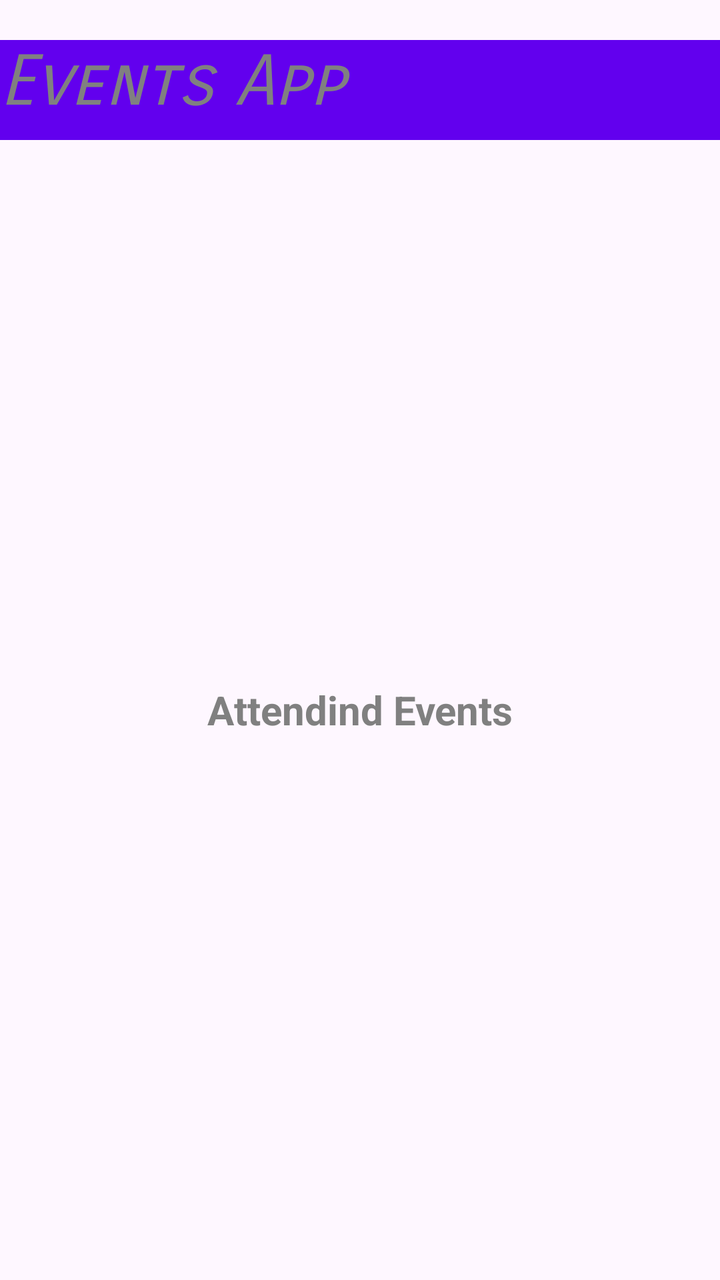
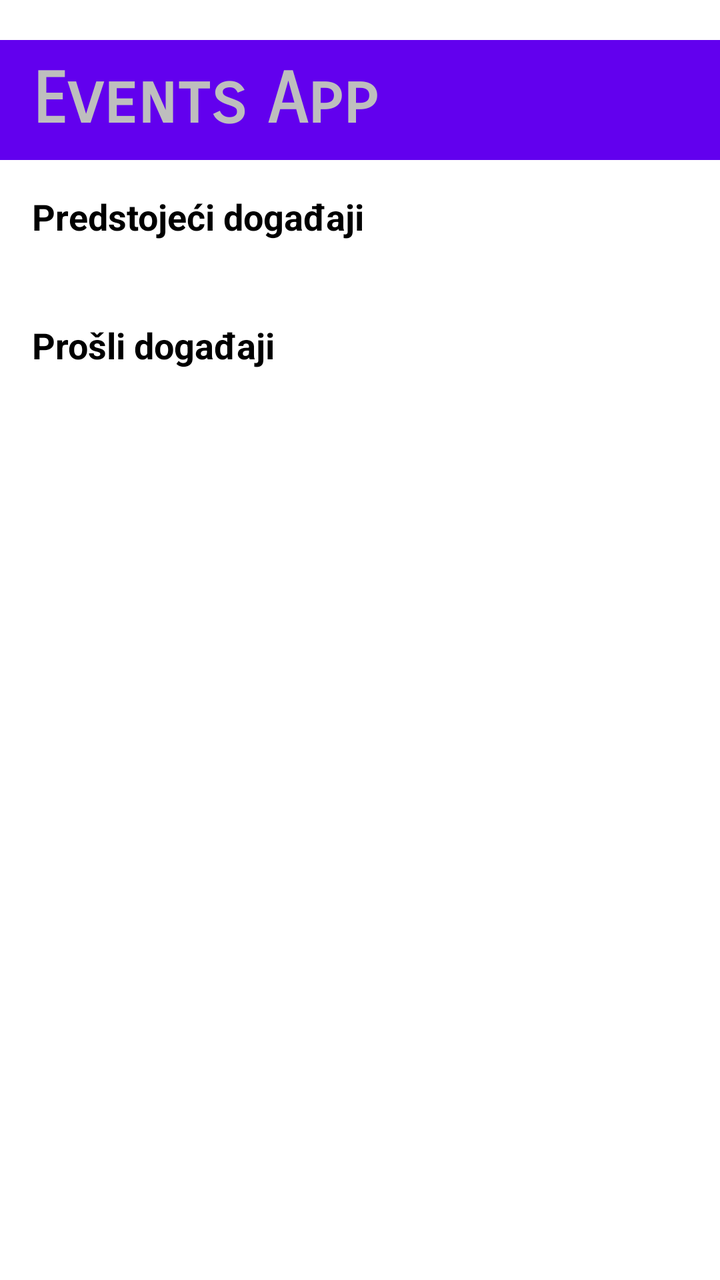

Screens rendered from an Android XML layout before and after an edit, with the pre-edit source and the edit as a unified diff.
<!-- AndroidManifest.xml: application theme Theme.EventsApp -->
<!-- res/layout/activity_attending_events.xml -->
<?xml version="1.0" encoding="utf-8"?>
<LinearLayout xmlns:android="http://schemas.android.com/apk/res/android"
    xmlns:app="http://schemas.android.com/apk/res-auto"
    xmlns:tools="http://schemas.android.com/tools"
    android:id="@+id/id_activity_attending"
    android:layout_width="match_parent"
    android:layout_height="match_parent"
    android:orientation="vertical"
    tools:context=".AttendingEventsActivity">
    <include layout="@layout/header"></include>

    <TextView
        android:id="@+id/id_attending_events"
        android:layout_width="match_parent"
        android:layout_height="match_parent"
        android:text="@string/attendind_events"
        android:gravity="center"
        android:textColor="@color/siva"
        android:textStyle="bold"
        android:textSize="20sp"
        >
    </TextView>

</LinearLayout>
<!-- res/layout/header.xml (included above) -->
<?xml version="1.0" encoding="utf-8"?>
<LinearLayout
    xmlns:android="http://schemas.android.com/apk/res/android"
    xmlns:app="http://schemas.android.com/apk/res-auto"
    android:id="@+id/header"
    android:layout_width="match_parent"
    android:layout_height="50dp"
    android:background="@color/ljubicasta_tamnija"
    android:orientation="horizontal"
    android:layout_marginTop="20dp"
    >

    <TextView
        android:layout_height="match_parent"
        android:layout_width="match_parent"
        android:text="@string/app_name"
        android:textColor="@color/siva"
        android:textSize="35sp"
        android:fontFamily="sans-serif-smallcaps"
        android:textStyle="italic"
        android:gravity="left"

        />



</LinearLayout>
<!-- resources referenced by this layout -->
<resources>
  <color name="ljubicasta_tamnija">#FF6200EE</color>
  <color name="siva">#808080</color>
  <string name="app_name">Events App</string>
  <string name="attendind_events">Attendind Events</string>
  <style name="Theme.EventsApp" parent="Base.Theme.EventsApp" />
  <style name="Base.Theme.EventsApp" parent="Theme.Material3.DayNight.NoActionBar">
          
          
      </style>
</resources>

<!-- the commit's change to res/layout/activity_attending_events.xml (unified diff, before → after) -->
@@ -1,50 +1,95 @@
 <?xml version="1.0" encoding="utf-8"?>
 <LinearLayout xmlns:android="http://schemas.android.com/apk/res/android"
-    xmlns:app="http://schemas.android.com/apk/res-auto"
-    xmlns:tools="http://schemas.android.com/tools"
-    android:id="@+id/id_activity_attending"
     android:layout_width="match_parent"
     android:layout_height="match_parent"
     android:orientation="vertical"
-    tools:context=".AttendingEventsActivity">
-    <include layout="@layout/header"></include>
+    android:background="@color/white">
 
-    <TextView
-        android:id="@+id/id_attending_events"
+    <include layout="@layout/header" />
+
+    <ScrollView
         android:layout_width="match_parent"
         android:layout_height="match_parent"
-        android:text="@string/attendind_events"
-        android:gravity="center"
-        android:textColor="@color/siva"
-        android:textStyle="bold"
-        android:textSize="20sp"
-        >
-    </TextView>
+        android:fillViewport="true">
 
+        <LinearLayout
+            android:layout_width="match_parent"
+            android:layout_height="wrap_content"
+            android:orientation="vertical"
+            android:padding="16dp">
+
+            <TextView
+                android:id="@+id/txt_attending_empty"
+                android:layout_width="match_parent"
+                android:layout_height="wrap_content"
+                android:text="Nemate prijavljenih događaja"
+                android:gravity="center"
+                android:padding="20dp"
+                android:visibility="gone" />
+
+            <TextView
+                android:id="@+id/header_upcoming"
+                android:layout_width="match_parent"
+                android:layout_height="wrap_content"
+                android:text="Predstojeći događaji"
+                android:textSize="18sp"
+                android:textStyle="bold"
+                android:textColor="@color/black"
+                android:paddingBottom="8dp" />
+
+            <androidx.recyclerview.widget.RecyclerView
+                android:id="@+id/rv_upcoming"
+                android:layout_width="match_parent"
+                android:layout_height="wrap_content"
+                android:nestedScrollingEnabled="false" />
+
+            <View
+                android:layout_width="match_parent"
+                android:layout_height="32dp" />
+
+            <TextView
+                android:id="@+id/header_past"
+                android:layout_width="match_parent"
+                android:layout_height="wrap_content"
+                android:text="Prošli događaji"
+                android:textSize="18sp"
+                android:textStyle="bold"
+                android:textColor="@color/black"
+                android:paddingBottom="8dp" />
+
+            <androidx.recyclerview.widget.RecyclerView
+                android:id="@+id/rv_past"
+                android:layout_width="match_parent"
+                android:layout_height="wrap_content"
+                android:nestedScrollingEnabled="false" />
+
+        </LinearLayout>
+    </ScrollView>
 </LinearLayout>
 <!-- res/layout/header.xml (included above) -->
 <?xml version="1.0" encoding="utf-8"?>
 <LinearLayout
     xmlns:android="http://schemas.android.com/apk/res/android"
     xmlns:app="http://schemas.android.com/apk/res-auto"
+    xmlns:tools="http://schemas.android.com/tools"
     android:id="@+id/header"
     android:layout_width="match_parent"
-    android:layout_height="50dp"
+    android:layout_height="60dp"
     android:background="@color/ljubicasta_tamnija"
     android:orientation="horizontal"
+    android:paddingStart="16dp"
     android:layout_marginTop="20dp"
-    >
+    tools:ignore="RtlSymmetry">
 
     <TextView
-        android:layout_height="match_parent"
-        android:layout_width="match_parent"
+        android:layout_height="wrap_content"
+        android:layout_width="wrap_content"
         android:text="@string/app_name"
-        android:textColor="@color/siva"
+        android:textColor="@color/siva_svetlija"
         android:textSize="35sp"
         android:fontFamily="sans-serif-smallcaps"
-        android:textStyle="italic"
-        android:gravity="left"
-
+        android:textStyle="bold"
+        android:layout_gravity="center_vertical"
         />
 
 
<!-- resource entries referenced after the edit -->
@@ -1,9 +1,10 @@
 <!-- resources referenced by this layout -->
 <resources>
+  <color name="black">#FF000000</color>
   <color name="ljubicasta_tamnija">#FF6200EE</color>
-  <color name="siva">#808080</color>
+  <color name="siva_svetlija">#BEBEBE</color>
+  <color name="white">#FFFFFFFF</color>
   <string name="app_name">Events App</string>
-  <string name="attendind_events">Attendind Events</string>
   <style name="Theme.EventsApp" parent="Base.Theme.EventsApp" />
   <style name="Base.Theme.EventsApp" parent="Theme.Material3.DayNight.NoActionBar">
           
